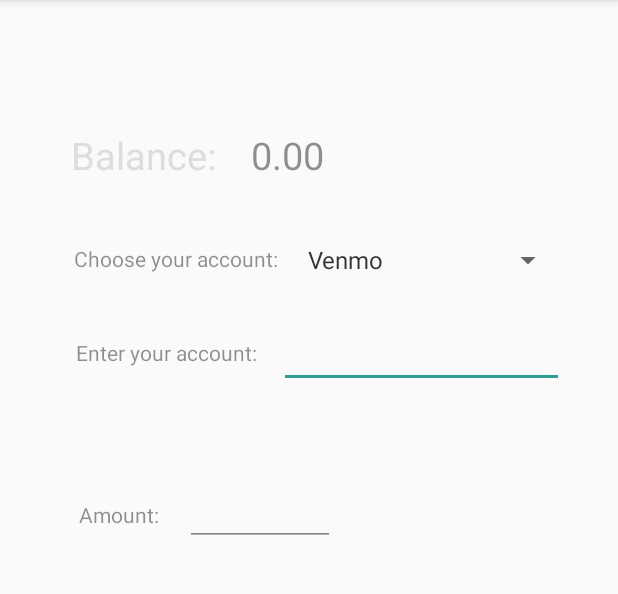
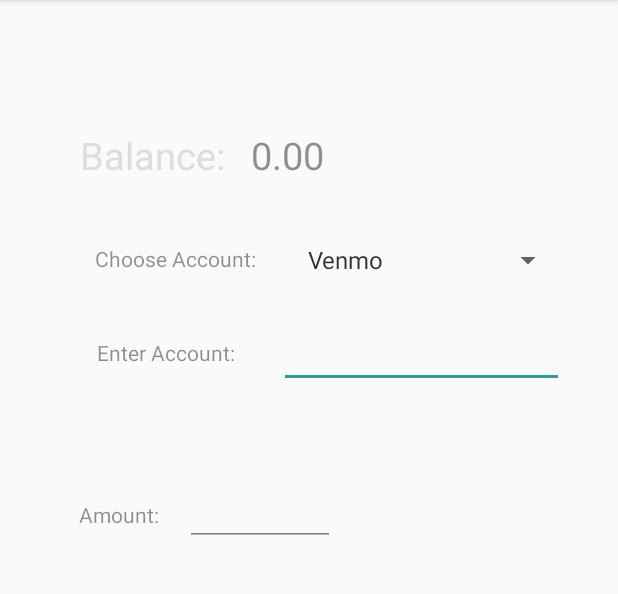
Before and after one commit to bruttozz/airmules-android-app, an Android app: the Withdraw screen opened directly, with no data from a screen before it, on a phone screen of 412 x 824 dp, the part 84-678 px from its top. Run offline under Robolectric (Android 15) with nearby library versions, the light colour scheme and no system bars; our stand-ins replace Firebase (no records; nobody signed in at launch, a user with empty details on screens opened directly); 1 statement that could not run was skipped.

Commit message:
Use more string resources

```diff
--- a/app/src/main/res/layout/activity_withdraw.xml
+++ b/app/src/main/res/layout/activity_withdraw.xml
@@ -24,7 +24,7 @@
             android:layout_height="wrap_content"
             android:layout_marginTop="50dp"
             android:gravity="center"
-            android:text="Balance:  "
+            android:text="@string/balance_with_colon"
             android:textColor="@color/cb_dark_grey"
             android:textSize="25sp" />
 
@@ -46,7 +46,7 @@
             android:layout_marginBottom="20dp"
             android:layout_marginTop="36dp"
             android:gravity="center"
-            android:text="Choose your account:" />
+            android:text="@string/choose_account_with_colon" />
 
         <Spinner
             android:id="@+id/choice"
@@ -65,7 +65,7 @@
             android:layout_marginStart="0dp"
             android:layout_marginTop="10dp"
             android:gravity="center"
-            android:text="Enter your account:" />
+            android:text="@string/enter_account" />
 
         <EditText
             android:id="@+id/account_info"
@@ -89,7 +89,7 @@
             android:layout_marginStart="0dp"
             android:layout_marginTop="45dp"
             android:gravity="center"
-            android:text="Amount:" />
+            android:text="@string/amount_with_colon" />
 
         <EditText
             android:id="@+id/amount_input"
@@ -107,7 +107,7 @@
             android:layout_height="wrap_content"
             android:layout_marginLeft="180dp"
             android:layout_marginTop="400dp"
-            android:text="WITHDRAW" />
+            android:text="@string/withdraw" />
     </RelativeLayout>
 
 
--- a/app/src/main/res/layout/add_geo_pref.xml
+++ b/app/src/main/res/layout/add_geo_pref.xml
@@ -14,7 +14,7 @@
             android:id="@+id/cityLabel"
             android:layout_width="match_parent"
             android:layout_height="wrap_content"
-            android:text="City (Optional)"
+            android:text="@string/reqCityOptional"
             android:textAppearance="@android:style/TextAppearance.Material.Medium" />
 
         <AutoCompleteTextView
--- a/app/src/main/res/values/strings.xml
+++ b/app/src/main/res/values/strings.xml
@@ -80,6 +80,13 @@
     <string name="destination_city">Destination City</string>
     <string name="flight_number">Flight Number</string>
     <string name="start_tracking">Start Tracking</string>
+    <string name="balance_with_colon">Balance:</string>
+    <string name="add_money">Add Money</string>
+    <string name="withdraw">Withdraw</string>
+    <string name="mule_rating_with_colon">Mule Rating:</string>
+    <string name="choose_account_with_colon">Choose Account:</string>
+    <string name="enter_account">Enter Account:</string>
+    <string name="amount_with_colon">Amount:</string>
     <string-array name="methods">
         <item>Venmo</item>
         <item>PayPal</item>
```
Also changed, not shown: app/src/main/res/layout/activity_user_profile.xml (+4 -4 lines).
